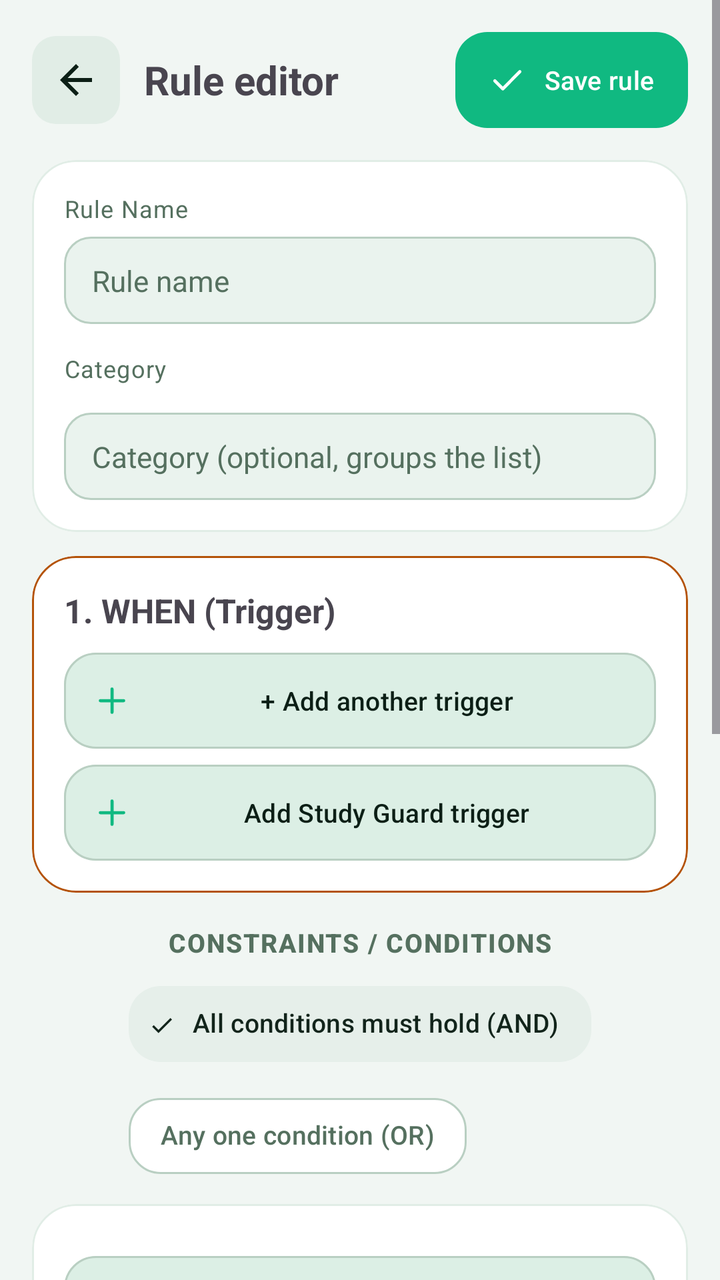
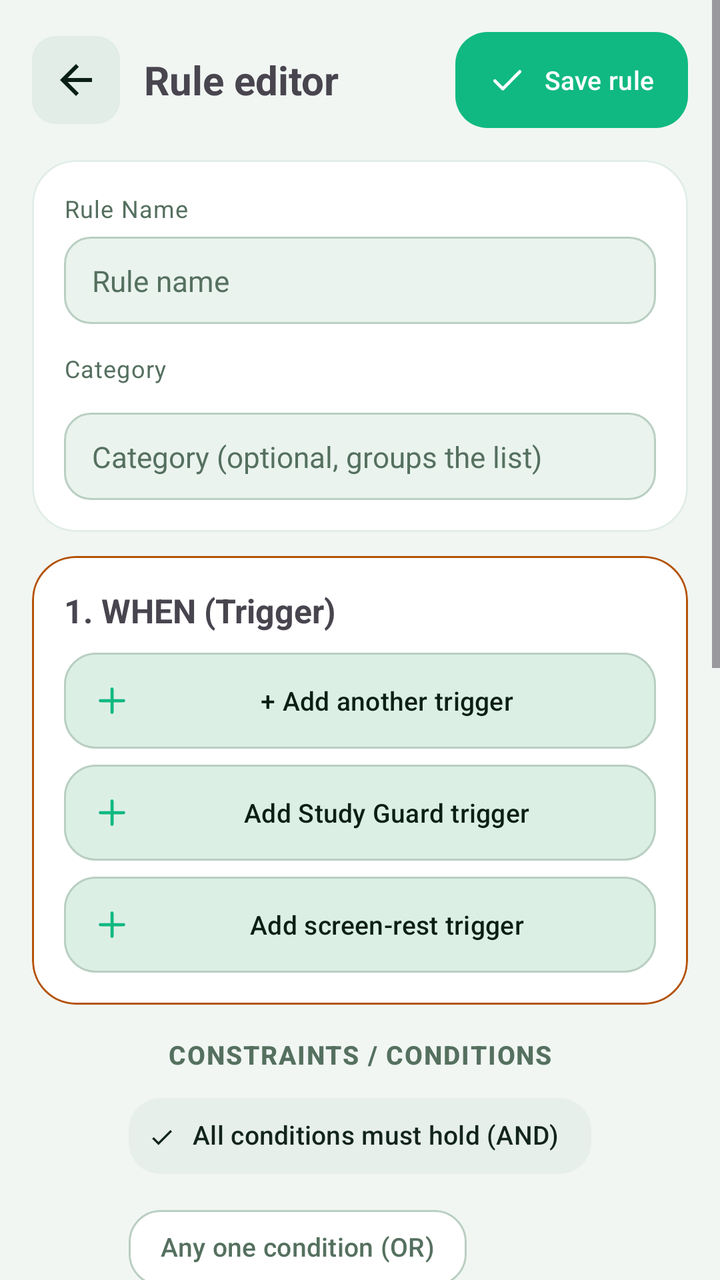

Two renders of the same Android screen: before a commit and after it. Below are the layout's source before the change and the commit's diff.
<!-- AndroidManifest.xml: application theme Theme.PhoneLink -->
<!-- res/layout/activity_rule_editor.xml -->
<?xml version="1.0" encoding="utf-8"?>
<ScrollView xmlns:android="http://schemas.android.com/apk/res/android"
    xmlns:app="http://schemas.android.com/apk/res-auto"
    android:layout_width="match_parent"
    android:layout_height="match_parent">

    <LinearLayout
        android:layout_width="match_parent"
        android:layout_height="wrap_content"
        android:orientation="vertical"
        android:padding="16dp">

        <LinearLayout
            android:layout_width="match_parent"
            android:layout_height="wrap_content"
            android:gravity="center_vertical"
            android:orientation="horizontal">

            <ImageButton
                android:id="@+id/btnEditorBack"
                android:layout_width="44dp"
                android:layout_height="44dp"
                android:background="@drawable/bg_back_chip"
                android:contentDescription="@string/btn_back"
                android:padding="10dp"
                android:src="@drawable/ic_arrow_back"
                android:tint="?attr/colorOnSurface" />

            <TextView
                android:layout_width="0dp"
                android:layout_height="wrap_content"
                android:layout_marginStart="12dp"
                android:layout_weight="1"
                android:text="@string/auto_editor_title"
                android:textSize="20sp"
                android:textStyle="bold" />

            <com.google.android.material.button.MaterialButton
                android:id="@+id/btnSaveRule"
                style="@style/PL.BtnPill"
                android:layout_width="wrap_content"
                android:layout_height="wrap_content"
                android:text="@string/auto_save"
                app:icon="@drawable/ic_check" />
        </LinearLayout>

        
        <com.google.android.material.card.MaterialCardView
            android:layout_width="match_parent"
            android:layout_height="wrap_content"
            android:layout_marginTop="16dp">

            <LinearLayout
                android:layout_width="match_parent"
                android:layout_height="wrap_content"
                android:orientation="vertical"
                android:padding="16dp">

                <TextView
                    style="@style/PL.BodySmall"
                    android:text="@string/ed_name_label" />

                <EditText
                    android:id="@+id/etRuleName"
                    style="@style/PL.FieldPlain"
                    android:layout_marginTop="6dp"
                    android:hint="@string/auto_rule_name_hint"
                    android:inputType="text"
                    android:maxLines="1" />

                <TextView
                    style="@style/PL.BodySmall"
                    android:layout_marginTop="14dp"
                    android:text="@string/ed_cat_label" />

                <com.google.android.material.chip.ChipGroup
                    android:id="@+id/cgRuleCats"
                    android:layout_width="match_parent"
                    android:layout_height="wrap_content"
                    android:layout_marginTop="6dp"
                    app:singleSelection="true" />

                <EditText
                    android:id="@+id/etRuleCat"
                    style="@style/PL.FieldPlain"
                    android:layout_marginTop="8dp"
                    android:hint="@string/auto_cat_hint"
                    android:inputType="text"
                    android:maxLines="1" />
            </LinearLayout>
        </com.google.android.material.card.MaterialCardView>

        
        <com.google.android.material.card.MaterialCardView
            android:layout_width="match_parent"
            android:layout_height="wrap_content"
            android:layout_marginTop="12dp"
            app:strokeColor="@color/pair_code"
            app:strokeWidth="1dp">

            <LinearLayout
                android:layout_width="match_parent"
                android:layout_height="wrap_content"
                android:orientation="vertical"
                android:padding="16dp">

                <TextView
                    android:layout_width="match_parent"
                    android:layout_height="wrap_content"
                    android:text="@string/ed_when"
                    android:textSize="16.5sp"
                    android:textStyle="bold" />

                <LinearLayout
                    android:id="@+id/trigContainer"
                    android:layout_width="match_parent"
                    android:layout_height="wrap_content"
                    android:orientation="vertical" />

                <com.google.android.material.button.MaterialButton
                    android:id="@+id/btnAddTrigger"
                    style="@style/PL.BtnGhost"
                    android:layout_width="match_parent"
                    android:layout_height="wrap_content"
                    android:layout_marginTop="10dp"
                    android:text="@string/auto_add_trigger"
                    app:icon="@drawable/ic_plus" />

                <com.google.android.material.button.MaterialButton
                    android:id="@+id/btnAddStudyGuard"
                    style="@style/PL.BtnGhost"
                    android:layout_width="match_parent"
                    android:layout_height="wrap_content"
                    android:layout_marginTop="8dp"
                    android:text="@string/btn_add_study_guard"
                    app:icon="@drawable/ic_plus" />
            </LinearLayout>
        </com.google.android.material.card.MaterialCardView>

        
        <TextView
            style="@style/PL.SecTitle"
            android:layout_marginTop="16dp"
            android:gravity="center"
            android:text="@string/ed_constraints" />

        <com.google.android.material.chip.ChipGroup
            android:id="@+id/cgConsMode"
            android:layout_width="wrap_content"
            android:layout_height="wrap_content"
            android:layout_gravity="center_horizontal"
            android:layout_marginTop="8dp"
            app:selectionRequired="true"
            app:singleSelection="true">

            <com.google.android.material.chip.Chip
                android:id="@+id/chipConsAll"
                style="@style/PL.ChipFilter"
                android:layout_width="wrap_content"
                android:layout_height="wrap_content"
                android:checked="true"
                android:text="@string/auto_cons_all" />

            <com.google.android.material.chip.Chip
                android:id="@+id/chipConsAny"
                style="@style/PL.ChipFilter"
                android:layout_width="wrap_content"
                android:layout_height="wrap_content"
                android:text="@string/auto_cons_any" />
        </com.google.android.material.chip.ChipGroup>

        
        <com.google.android.material.card.MaterialCardView
            android:layout_width="match_parent"
            android:layout_height="wrap_content"
            android:layout_marginTop="10dp">

            <LinearLayout
                android:layout_width="match_parent"
                android:layout_height="wrap_content"
                android:orientation="vertical"
                android:padding="16dp">

                <LinearLayout
                    android:id="@+id/consContainer"
                    android:layout_width="match_parent"
                    android:layout_height="wrap_content"
                    android:orientation="vertical" />

                <com.google.android.material.button.MaterialButton
                    android:id="@+id/btnAddConstraint"
                    style="@style/PL.BtnGhost"
                    android:layout_width="match_parent"
                    android:layout_height="wrap_content"
                    android:layout_marginTop="10dp"
                    android:text="@string/auto_add_constraint"
                    app:icon="@drawable/ic_plus" />

                <com.google.android.material.button.MaterialButton
                    android:id="@+id/btnAddGroup"
                    style="@style/PL.BtnGhost"
                    android:layout_width="match_parent"
                    android:layout_height="wrap_content"
                    android:layout_marginTop="6dp"
                    android:text="@string/btn_add_group"
                    app:icon="@drawable/ic_plus" />
            </LinearLayout>
        </com.google.android.material.card.MaterialCardView>

        
        <com.google.android.material.card.MaterialCardView
            android:layout_width="match_parent"
            android:layout_height="wrap_content"
            android:layout_marginTop="12dp"
            app:strokeColor="?attr/colorPrimary"
            app:strokeWidth="1dp">

            <LinearLayout
                android:layout_width="match_parent"
                android:layout_height="wrap_content"
                android:orientation="vertical"
                android:padding="16dp">

                <TextView
                    android:layout_width="match_parent"
                    android:layout_height="wrap_content"
                    android:text="@string/ed_then"
                    android:textSize="16.5sp"
                    android:textStyle="bold" />

                <LinearLayout
                    android:id="@+id/actContainer"
                    android:layout_width="match_parent"
                    android:layout_height="wrap_content"
                    android:orientation="vertical" />

                <com.google.android.material.button.MaterialButton
                    android:id="@+id/btnAddAction"
                    style="@style/PL.BtnMint"
                    android:layout_width="match_parent"
                    android:layout_height="wrap_content"
                    android:layout_marginTop="10dp"
                    android:text="@string/auto_add_action"
                    app:icon="@drawable/ic_plus" />

                <com.google.android.material.button.MaterialButton
                    android:id="@+id/btnAddIfElse"
                    style="@style/PL.BtnGhost"
                    android:layout_width="match_parent"
                    android:layout_height="wrap_content"
                    android:layout_marginTop="6dp"
                    android:text="@string/btn_add_ifelse"
                    app:icon="@drawable/ic_plus" />

                <com.google.android.material.button.MaterialButton
                    android:id="@+id/btnAddFocusLock"
                    style="@style/PL.BtnGhost"
                    android:layout_width="match_parent"
                    android:layout_height="wrap_content"
                    android:layout_marginTop="6dp"
                    android:text="@string/btn_add_focuslock"
                    app:icon="@drawable/ic_plus" />
            </LinearLayout>
        </com.google.android.material.card.MaterialCardView>

        
        <LinearLayout
            android:layout_width="match_parent"
            android:layout_height="wrap_content"
            android:layout_marginTop="16dp"
            android:orientation="horizontal">

            <com.google.android.material.button.MaterialButton
                android:id="@+id/btnTestRule"
                style="@style/PL.BtnGhost"
                android:layout_width="0dp"
                android:layout_height="wrap_content"
                android:layout_marginEnd="5dp"
                android:layout_weight="1"
                android:text="@string/ed_test_rule"
                app:icon="@drawable/ic_check" />

            <com.google.android.material.button.MaterialButton
                android:id="@+id/btnDeleteRule"
                style="@style/PL.BtnGhost"
                android:layout_width="0dp"
                android:layout_height="wrap_content"
                android:layout_marginStart="5dp"
                android:layout_weight="1"
                android:text="@string/ed_delete_rule"
                android:textColor="?attr/colorError"
                android:visibility="gone"
                app:icon="@drawable/ic_trash" />
        </LinearLayout>

        
        <LinearLayout
            android:layout_width="match_parent"
            android:layout_height="wrap_content"
            android:layout_marginTop="10dp"
            android:orientation="horizontal">

            <com.google.android.material.button.MaterialButton
                android:id="@+id/btnTraceRule"
                style="@style/PL.BtnGhost"
                android:layout_width="0dp"
                android:layout_height="wrap_content"
                android:layout_marginEnd="5dp"
                android:layout_weight="1"
                android:text="@string/btn_trace"
                app:icon="@drawable/ic_search" />

            <com.google.android.material.button.MaterialButton
                android:id="@+id/btnHistoryRule"
                style="@style/PL.BtnGhost"
                android:layout_width="0dp"
                android:layout_height="wrap_content"
                android:layout_marginStart="5dp"
                android:layout_weight="1"
                android:text="@string/btn_history"
                android:visibility="gone"
                app:icon="@drawable/ic_refresh" />
        </LinearLayout>
    </LinearLayout>
</ScrollView>
<!-- resources referenced by this layout -->
<resources>
  <color name="pair_code">#B45309</color>
  <!-- drawable bg_back_chip (drawable) -->
  <?xml version="1.0" encoding="utf-8"?>
  <shape xmlns:android="http://schemas.android.com/apk/res/android"
      android:shape="rectangle">
      <corners android:radius="12dp" />
      <solid android:color="@color/md_surfaceVariant" />
  </shape>
  <string name="auto_add_action">+ Add action</string>
  <string name="auto_add_constraint">+ Add condition</string>
  <string name="auto_add_trigger">+ Add another trigger</string>
  <string name="auto_cat_hint">Category (optional, groups the list)</string>
  <string name="auto_cons_all">All conditions must hold (AND)</string>
  <string name="auto_cons_any">Any one condition (OR)</string>
  <string name="auto_editor_title">Rule editor</string>
  <string name="auto_rule_name_hint">Rule name</string>
  <string name="auto_save">Save rule</string>
  <string name="btn_add_focuslock">Add FocusLock step</string>
  <string name="btn_add_group">Add condition group</string>
  <string name="btn_add_ifelse">Add If / Else step</string>
  <string name="btn_add_study_guard">Add Study Guard trigger</string>
  <string name="btn_back">Back</string>
  <string name="btn_history">History</string>
  <string name="btn_trace">Trace</string>
  <string name="ed_cat_label">Category</string>
  <string name="ed_constraints">CONSTRAINTS / CONDITIONS</string>
  <string name="ed_delete_rule">Delete Rule</string>
  <string name="ed_name_label">Rule Name</string>
  <string name="ed_test_rule">Test Run Rule</string>
  <string name="ed_then">2. THEN DO (Actions)</string>
  <string name="ed_when">1. WHEN (Trigger)</string>
  <style name="PL.BodySmall" parent="TextAppearance.Material3.BodySmall">
          <item name="android:layout_width">match_parent</item>
          <item name="android:layout_height">wrap_content</item>
          <item name="android:textColor">?attr/colorOnSurfaceVariant</item>
      </style>
  <style name="PL.ChipFilter" parent="Widget.Material3.Chip.Filter">
          <item name="chipCornerRadius">16dp</item>
          <item name="chipMinHeight">38dp</item>
          <item name="android:textSize">13sp</item>
          <item name="android:maxLines">1</item>
          <item name="android:ellipsize">end</item>
      </style>
  <color name="md_surfaceVariant">#E1EDE6</color>
  <color name="pl_mint">#10B981</color>
  <color name="md_btnFill">#DCEFE5</color>
  <color name="md_primary">#10B981</color>
  <color name="md_onPrimary">#FFFFFF</color>
  <color name="md_primaryContainer">#D9F6E9</color>
  <color name="md_onPrimaryContainer">#06382A</color>
  <color name="md_secondary">#52665C</color>
  <color name="md_onSecondary">#FFFFFF</color>
  <color name="md_secondaryContainer">#E6EFEA</color>
  <color name="md_onSecondaryContainer">#12241B</color>
  <color name="md_background">#F1F6F3</color>
  <color name="md_onBackground">#0C1F16</color>
  <color name="md_surface">#FFFFFF</color>
  <color name="md_onSurface">#0C1F16</color>
  <color name="md_onSurfaceVariant">#55705F</color>
  <color name="md_surfaceContainer">#EAF3EE</color>
  <color name="md_surfaceContainerHigh">#DCEAE2</color>
  <color name="md_outline">#B9CFC2</color>
  <style name="PL.CardView" parent="Widget.Material3.CardView.Filled">
          <item name="cardCornerRadius">22dp</item>
          <item name="cardElevation">0dp</item>
          <item name="strokeWidth">1dp</item>
          <item name="strokeColor">?attr/colorSurfaceVariant</item>
          <item name="cardBackgroundColor">?attr/colorSurface</item>
      </style>
  <color name="md_error">#BA1A1A</color>
  <color name="md_onError">#FFFFFF</color>
  <color name="md_errorContainer">#FDECEC</color>
  <!-- unchanged entries left out for length: 15 -->
</resources>

<!-- the commit's change to res/layout/activity_rule_editor.xml (unified diff, before → after) -->
@@ -134,6 +134,15 @@
                     android:layout_marginTop="8dp"
                     android:text="@string/btn_add_study_guard"
                     app:icon="@drawable/ic_plus" />
+
+                <com.google.android.material.button.MaterialButton
+                    android:id="@+id/btnAddScreenRest"
+                    style="@style/PL.BtnGhost"
+                    android:layout_width="match_parent"
+                    android:layout_height="wrap_content"
+                    android:layout_marginTop="8dp"
+                    android:text="@string/btn_add_screen_rest"
+                    app:icon="@drawable/ic_plus" />
             </LinearLayout>
         </com.google.android.material.card.MaterialCardView>
 
@@ -259,6 +268,15 @@
                     android:layout_height="wrap_content"
                     android:layout_marginTop="6dp"
                     android:text="@string/btn_add_focuslock"
+                    app:icon="@drawable/ic_plus" />
+
+                <com.google.android.material.button.MaterialButton
+                    android:id="@+id/btnAddAutoTap"
+                    style="@style/PL.BtnGhost"
+                    android:layout_width="match_parent"
+                    android:layout_height="wrap_content"
+                    android:layout_marginTop="6dp"
+                    android:text="@string/btn_add_autotap"
                     app:icon="@drawable/ic_plus" />
             </LinearLayout>
         </com.google.android.material.card.MaterialCardView>
<!-- resource entries referenced after the edit -->
@@ -17,9 +17,11 @@
   <string name="auto_editor_title">Rule editor</string>
   <string name="auto_rule_name_hint">Rule name</string>
   <string name="auto_save">Save rule</string>
+  <string name="btn_add_autotap">Add AutoTap step</string>
   <string name="btn_add_focuslock">Add FocusLock step</string>
   <string name="btn_add_group">Add condition group</string>
   <string name="btn_add_ifelse">Add If / Else step</string>
+  <string name="btn_add_screen_rest">Add screen-rest trigger</string>
   <string name="btn_add_study_guard">Add Study Guard trigger</string>
   <string name="btn_back">Back</string>
   <string name="btn_history">History</string>
